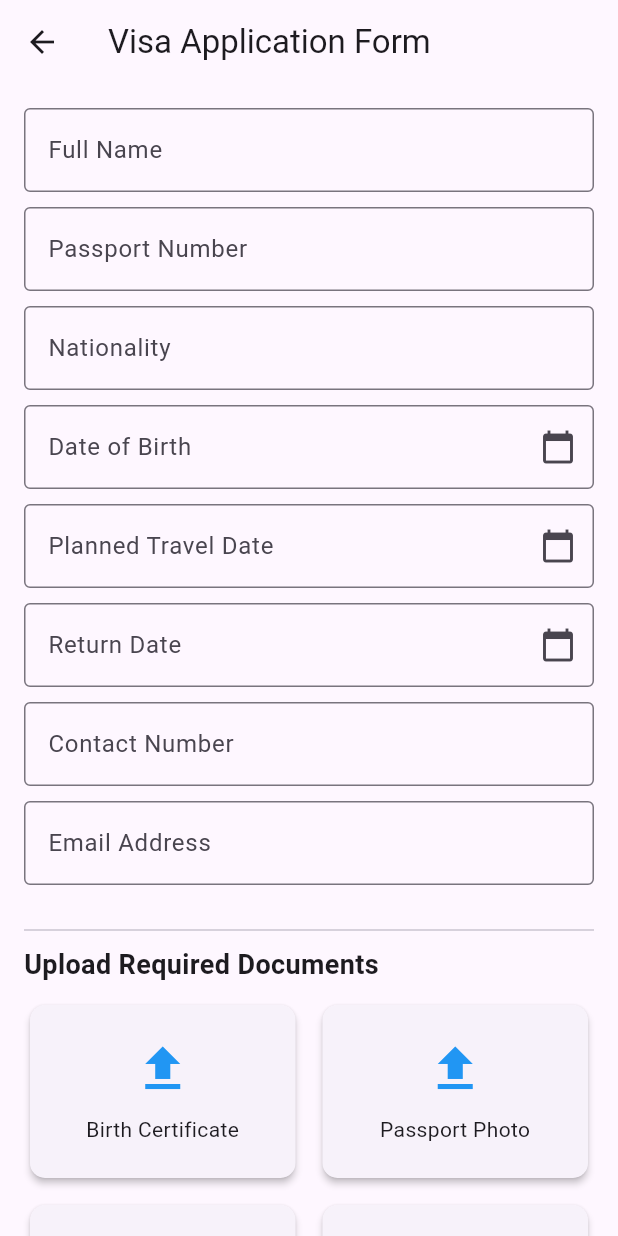
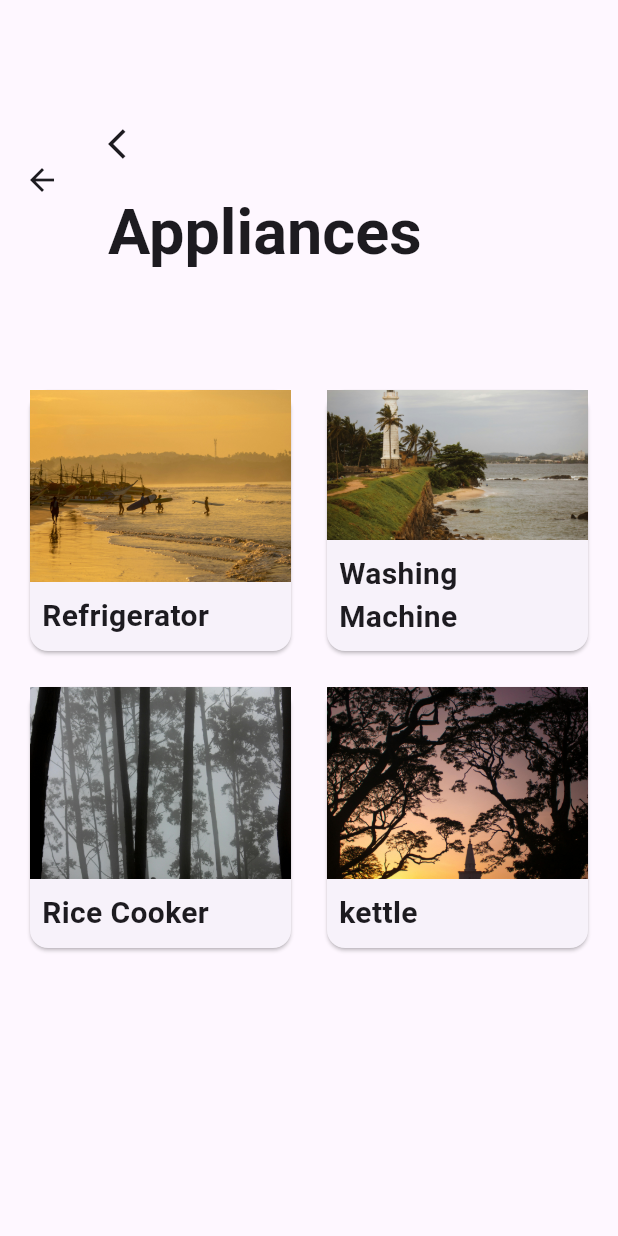
Before and after one commit to Iyadh27/CodexBots_SL-Portal, a Flutter app: the screen it shows after launch, after a tap on "Login", on a phone screen of 412 x 824 dp. Run offline on Flutter 3.47's test engine with Material 3 defaults, Android fonts, the phone set to English and light mode, and no system bars; our stand-ins replace file_picker, firebase_core; accounts and stored records are empty.

Commit message:
HomePage init

```diff
--- /dev/null
+++ b/lib/home_page.dart
@@ -0,0 +1,102 @@
+import 'package:flutter/material.dart';
+import './card_detail.dart';
+
+class HomePage extends StatelessWidget {
+  const HomePage({super.key});
+
+  @override
+  Widget build(BuildContext context) {
+    return Scaffold(
+      appBar: AppBar(
+        toolbarHeight: 240,
+        title: Flexible(
+          child: Column(
+            crossAxisAlignment:
+                CrossAxisAlignment.start,
+            children: [
+              Container(
+                padding:
+                    const EdgeInsets.fromLTRB(
+                        0, 25.0, 0, 20),
+                child: const Icon(
+                  Icons.arrow_back_ios,
+                ),
+              ),
+              const Text(
+                'Appliances',
+                style: TextStyle(
+                  fontSize: 42,
+                  fontWeight: FontWeight.bold,
+                ),
+              )
+            ],
+          ),
+        ),
+      ),
+      body: GridView.count(
+        crossAxisCount: 2,
+        padding: const EdgeInsets.all(16),
+        mainAxisSpacing: 16,
+        crossAxisSpacing: 16,
+        children: <Widget>[
+          buildCard(context, 'Refrigerator',
+              'assets/Arugam bay.jpg'),
+          buildCard(context, 'Washing Machine',
+              'assets/Galle Fort.jpg'),
+          buildCard(context, 'Rice Cooker',
+              'assets/Horton Plains.jpg'),
+          buildCard(context, 'kettle',
+              'assets/Temple.jpg'),
+        ],
+      ),
+    );
+  }
+
+  Widget buildCard(BuildContext context,
+      String title, String imagePath) {
+    return InkWell(
+      onTap: () {
+        // Navigate to a new page
+        Navigator.push(
+          context,
+          MaterialPageRoute(
+            builder: (context) =>
+                CardDetail(title, imagePath),
+          ),
+        );
+      },
+      child: Card(
+        child: Column(
+          crossAxisAlignment:
+              CrossAxisAlignment.start,
+          children: <Widget>[
+            Flexible(
+              child: Image.asset(
+                imagePath,
+                height: 128,
+                width: double.infinity,
+                fit: BoxFit.cover,
+              ),
+            ),
+            Container(
+              padding: const EdgeInsets.all(8),
+              child: Column(
+                crossAxisAlignment:
+                    CrossAxisAlignment.start,
+                children: <Widget>[
+                  Text(
+                    title,
+                    style: const TextStyle(
+                        fontSize: 20,
+                        fontWeight:
+                            FontWeight.bold),
+                  ),
+                ],
+              ),
+            ),
+          ],
+        ),
+      ),
+    );
+  }
+}
--- a/lib/singup.dart
+++ b/lib/singup.dart
@@ -1,5 +1,6 @@
 // main.dart
 import 'package:flutter/material.dart';
+import 'package:sl_portal/home_page.dart';
 import 'app_form.dart'; // Import the AppForm screen
 
 void main() {
@@ -44,7 +45,8 @@ class LoginCard extends StatelessWidget {
   void _navigateToAppForm(BuildContext context) {
     Navigator.push(
       context,
-      MaterialPageRoute(builder: (context) => const AppForm()),
+      // MaterialPageRoute(builder: (context) => const AppForm()),
+      MaterialPageRoute(builder: (context) => const HomePage()),
     );
   }
 
--- a/pubspec.yaml
+++ b/pubspec.yaml
@@ -64,6 +64,12 @@ flutter:
   #   - images/a_dot_burr.jpeg
   #   - images/a_dot_ham.jpeg
 
+  assets:
+    - assets/Arugam bay.jpg
+    - assets/Galle Fort.jpg
+    - assets/Horton Plains.jpg
+    - assets/Temple.jpg
+
   # An image asset can refer to one or more resolution-specific "variants", see
   # https://flutter.dev/to/resolution-aware-images
 
```
Also changed, not shown: lib/card_detail.dart (added, +47 -0 lines), lib/main.dart (+0 -53 lines), assets/Arugam bay.jpg (added), assets/Galle Fort.jpg (added), assets/Horton Plains.jpg (added), assets/Temple.jpg (added).
